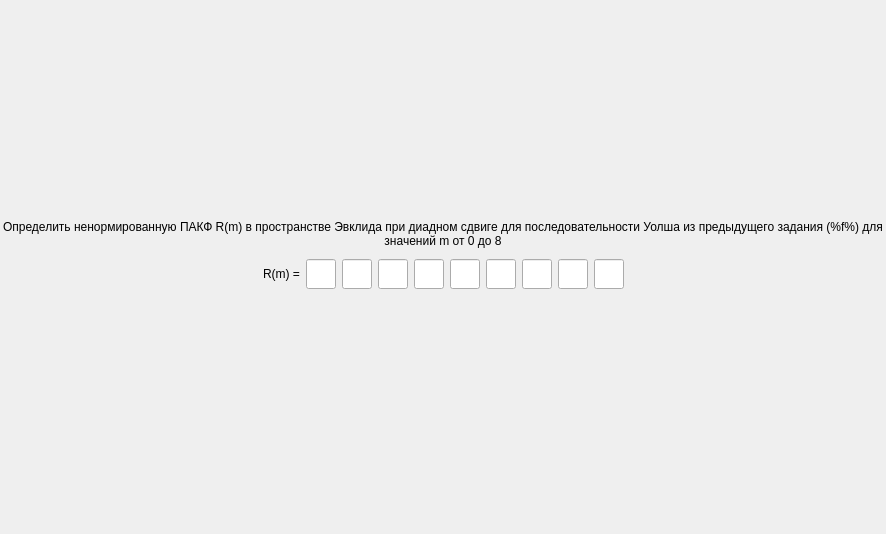
Above: task/screentask4.ui from bukhmastov/kpsp before the change. Below: the same form after it.
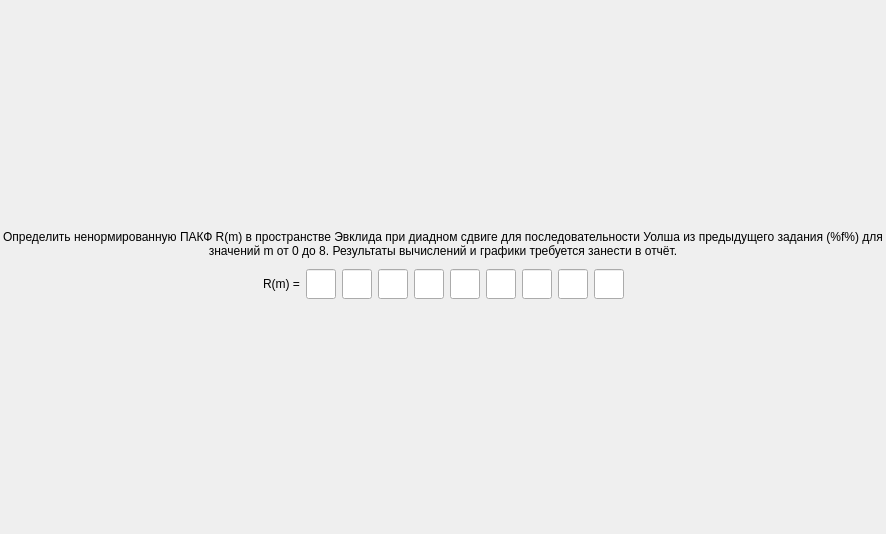
That is the form after the change.

Diff of the .ui file:
```diff
--- a/task/screentask4.ui
+++ b/task/screentask4.ui
@@ -47,7 +47,7 @@
         <string notr="true">font: 75 16pt &quot;MS Shell Dlg 2&quot;;</string>
        </property>
        <property name="text">
-        <string>Определить ненормированную ПАКФ R(m) в пространстве Эвклида при диадном сдвиге для последовательности Уолша из предыдущего задания (%f%) для значений m от 0 до 8</string>
+        <string>Определить ненормированную ПАКФ R(m) в пространстве Эвклида при диадном сдвиге для последовательности Уолша из предыдущего задания (%f%) для значений m от 0 до 8. Результаты вычислений и графики требуется занести в отчёт.</string>
        </property>
        <property name="alignment">
         <set>Qt::AlignCenter</set>
@@ -84,8 +84,8 @@
            </property>
            <property name="sizeHint" stdset="0">
             <size>
-             <width>40</width>
-             <height>20</height>
+             <width>0</width>
+             <height>0</height>
             </size>
            </property>
           </spacer>
@@ -395,8 +395,8 @@
            </property>
            <property name="sizeHint" stdset="0">
             <size>
-             <width>40</width>
-             <height>20</height>
+             <width>0</width>
+             <height>0</height>
             </size>
            </property>
           </spacer>
@@ -430,8 +430,8 @@
          </property>
          <property name="sizeHint" stdset="0">
           <size>
-           <width>40</width>
-           <height>20</height>
+           <width>0</width>
+           <height>0</height>
           </size>
          </property>
         </spacer>
@@ -446,8 +446,8 @@
          </property>
          <property name="sizeHint" stdset="0">
           <size>
-           <width>40</width>
-           <height>20</height>
+           <width>0</width>
+           <height>0</height>
           </size>
          </property>
         </spacer>
```
